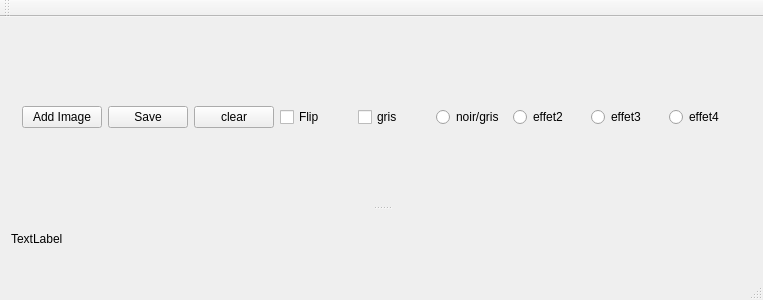
The window that mainwindow.ui (rombiddle/FiltrePlus) describes before a commit, drawn with Qt 5.
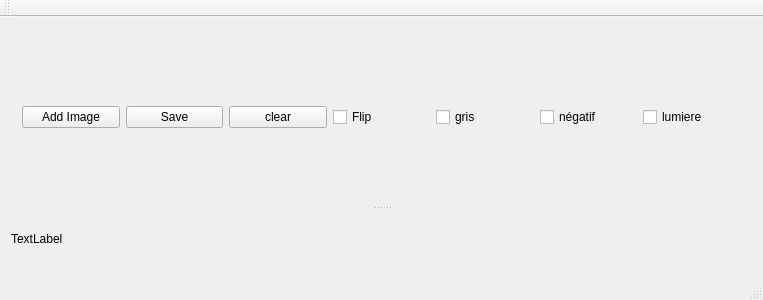
The same window after the commit.

Commit message: Ajout de deux nouveau effet (négatif et gain de lumière qui peut être facilement dublique avec un alpha et beta different)

```diff
--- a/mainwindow.ui
+++ b/mainwindow.ui
@@ -58,30 +58,16 @@
          </widget>
         </item>
         <item>
-         <widget class="QRadioButton" name="BlurryRadioButton">
+         <widget class="QCheckBox" name="BlurryCheckBox">
           <property name="text">
-           <string>noir/gris</string>
+           <string>négatif </string>
           </property>
          </widget>
         </item>
         <item>
-         <widget class="QRadioButton" name="effet2">
+         <widget class="QCheckBox" name="lumiereCheckBox">
           <property name="text">
-           <string>effet2</string>
-          </property>
-         </widget>
-        </item>
-        <item>
-         <widget class="QRadioButton" name="effet3">
-          <property name="text">
-           <string>effet3</string>
-          </property>
-         </widget>
-        </item>
-        <item>
-         <widget class="QRadioButton" name="effet4">
-          <property name="text">
-           <string>effet4</string>
+           <string>lumiere</string>
           </property>
          </widget>
         </item>
```
The commit also changes 2 other files.
